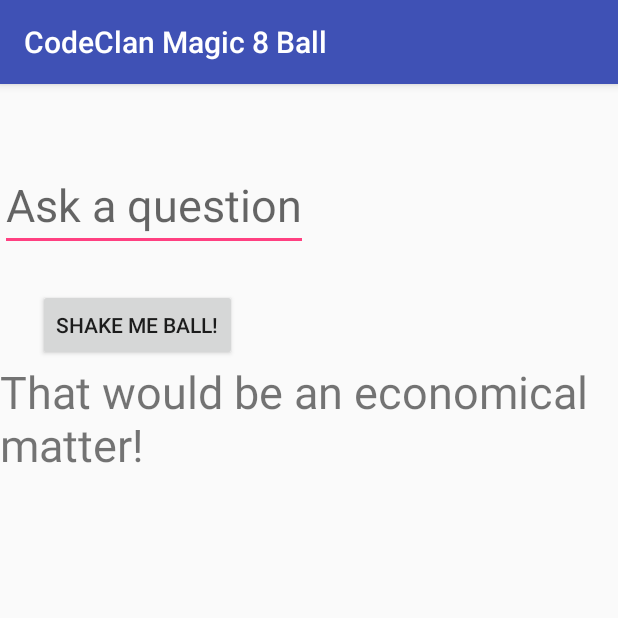
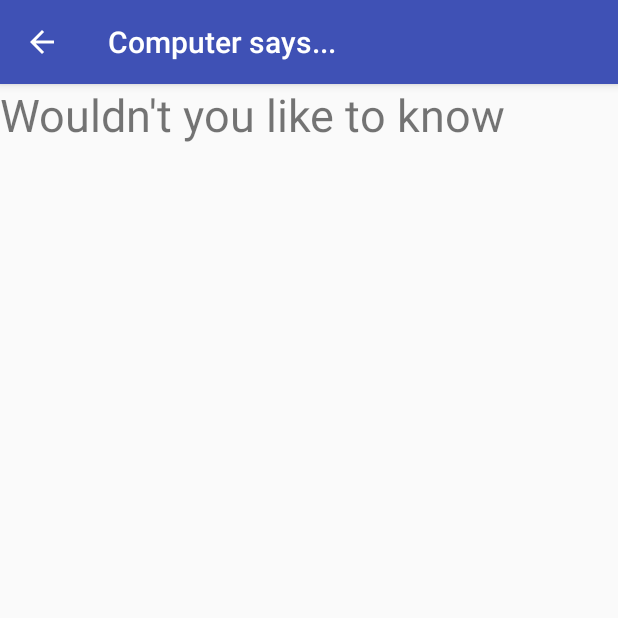
Before and after one commit to winnie-ho/161213_magic_eight_ball, an Android app: the screen it shows after launch (EightBall before the commit, AnswerActivity after it), after a tap on "SHAKE ME BALL!", on a phone screen of 412 x 824 dp, the top half of it. Run offline under Robolectric (Android 15) with nearby library versions, the phone set to English and light mode, and no system bars.

Commit message:
more eightball

```diff
--- a/app/src/main/AndroidManifest.xml
+++ b/app/src/main/AndroidManifest.xml
@@ -17,6 +17,12 @@
             </intent-filter>
         </activity>
 
+        <activity
+            android:name=".AnswerActivity"
+            android:parentActivityName=".EightBall"
+            android:label="@string/answer_activity_title">
+        </activity>
+
     </application>
 
 </manifest>
--- a/app/src/main/java/com/example/user/eightball/Answer.java
+++ b/app/src/main/java/com/example/user/eightball/Answer.java
@@ -48,7 +48,13 @@ public class Answer implements Answerable {
     private void setupAnswers() {
         String[] answersToAdd = {
                 "yes!",
-                "That would be an economical matter!"
+                "That would be an economical matter!",
+                "You wish!",
+                "Definitely not",
+                "I think so",
+                "Wouldn't you like to know",
+                "You don't need to know that",
+                "nup"
         };
 
 
--- /dev/null
+++ b/app/src/main/java/com/example/user/eightball/AnswerActivity.java
@@ -0,0 +1,27 @@
+package com.example.user.eightball;
+
+import android.content.Intent;
+import android.os.Bundle;
+import android.support.v7.app.AppCompatActivity;
+import android.util.Log;
+import android.widget.TextView;
+
+/**
+ * Created by user on 13/12/2016.
+ */
+public class AnswerActivity extends AppCompatActivity {
+    TextView answerText;
+
+    @Override
+    protected void onCreate(Bundle savedInstanceState){
+        Log.d("EightBall", "AnswerActivity.onCreate called");
+        super.onCreate(savedInstanceState);
+        setContentView(R.layout.activity_answer);
+
+        answerText = (TextView)findViewById(R.id.answer_text);
+        Intent intent = getIntent();
+        Bundle extras = intent.getExtras();
+        String answer = extras.getString("answer");
+        answerText.setText(answer);
+    }
+}
--- a/app/src/main/java/com/example/user/eightball/EightBall.java
+++ b/app/src/main/java/com/example/user/eightball/EightBall.java
@@ -1,5 +1,6 @@
 package com.example.user.eightball;
 
+import android.content.Intent;
 import android.os.Bundle;
 import android.support.v7.app.AppCompatActivity;
 import android.util.Log;
@@ -14,9 +15,8 @@ import android.widget.TextView;
 
 public class EightBall extends AppCompatActivity {
     EditText questionEditText;
-    TextView answerText;
     Button shakeButton;
-    Answer answer = new Answer();
+
 
     @Override
     protected void onCreate(Bundle savedInstanceState ) {
@@ -26,7 +26,6 @@ public class EightBall extends AppCompatActivity {
         setContentView(R.layout.activity_main);
 
         questionEditText=(EditText)findViewById(R.id.question_text);
-        answerText=(TextView)findViewById(R.id.answer_text);
         shakeButton=(Button)findViewById((R.id.shake_button));
 
         shakeButton.setOnClickListener(new View.OnClickListener(){
@@ -35,7 +34,12 @@ public class EightBall extends AppCompatActivity {
                 Log.d("EightBall", "Shake button clicked");
                 String question = questionEditText.getText().toString();
                 Log.d("EightBall", "Question:" + question);
-                answerText.setText(answer.getAnswer());
+                Answer answer = new Answer();
+                String randomAnswer = answer.getAnswer();
+
+                Intent intent = new Intent(EightBall.this, AnswerActivity.class);
+                intent.putExtra("answer",randomAnswer);
+                startActivity(intent);
             }
         });
     }
--- /dev/null
+++ b/app/src/main/res/layout/activity_answer.xml
@@ -0,0 +1,14 @@
+<?xml version="1.0" encoding="utf-8"?>
+<LinearLayout xmlns:android="http://schemas.android.com/apk/res/android"
+    android:orientation="vertical" android:layout_width="match_parent"
+    android:layout_height="match_parent">
+
+    <TextView
+        android:id = "@+id/answer_text"
+        android:textSize="30dp"
+        android:text=""
+        android:layout_width="wrap_content"
+        android:layout_height="wrap_content"/>
+
+
+</LinearLayout>
--- a/app/src/main/res/layout/activity_main.xml
+++ b/app/src/main/res/layout/activity_main.xml
@@ -20,11 +20,6 @@
         android:layout_width="wrap_content"
         android:layout_height ="wrap_content"/>
 
-    <TextView
-        android:id = "@+id/answer_text"
-        android:textSize="30dp"
-        android:text=""
-        android:layout_width="wrap_content"
-        android:layout_height="wrap_content"/>
+
 
 </LinearLayout>
--- a/app/src/main/res/values/strings.xml
+++ b/app/src/main/res/values/strings.xml
@@ -3,4 +3,5 @@
     <string name="cc_app_name">CodeClan Magic 8 Ball</string>
     <string name="question">Ask a question</string>
     <string name="shake">Shake me ball!</string>
+    <string name="answer_activity_title">Computer says...</string>
 </resources>
```
